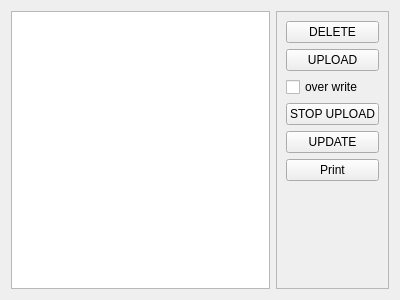
This is ui/filessystemwidget.ui in malabdali/3dPrintersManager as Qt 5 draws it before an edit. The edited form follows.
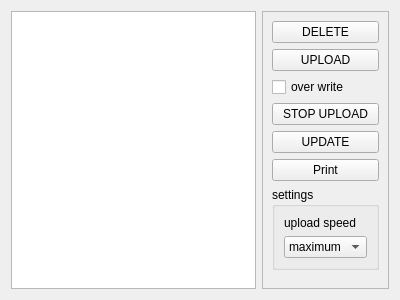
This is the edited form.

Commit message: http request timeout + variable upload speed

What changed in the file:
```diff
--- a/ui/filessystemwidget.ui
+++ b/ui/filessystemwidget.ui
@@ -75,6 +75,51 @@
         </property>
        </widget>
       </item>
+      <item>
+       <widget class="QGroupBox" name="groupBox">
+        <property name="title">
+         <string>settings</string>
+        </property>
+        <layout class="QVBoxLayout" name="verticalLayout_2">
+         <item>
+          <widget class="QLabel" name="_upload_label_speed">
+           <property name="text">
+            <string>upload speed</string>
+           </property>
+          </widget>
+         </item>
+         <item>
+          <widget class="QComboBox" name="_upload_speed">
+           <item>
+            <property name="text">
+             <string>maximum</string>
+            </property>
+           </item>
+           <item>
+            <property name="text">
+             <string>20</string>
+            </property>
+           </item>
+           <item>
+            <property name="text">
+             <string>15</string>
+            </property>
+           </item>
+           <item>
+            <property name="text">
+             <string>10</string>
+            </property>
+           </item>
+           <item>
+            <property name="text">
+             <string>5</string>
+            </property>
+           </item>
+          </widget>
+         </item>
+        </layout>
+       </widget>
+      </item>
       <item>
        <spacer name="verticalSpacer">
         <property name="orientation">
```
The commit also changes 18 other files.
